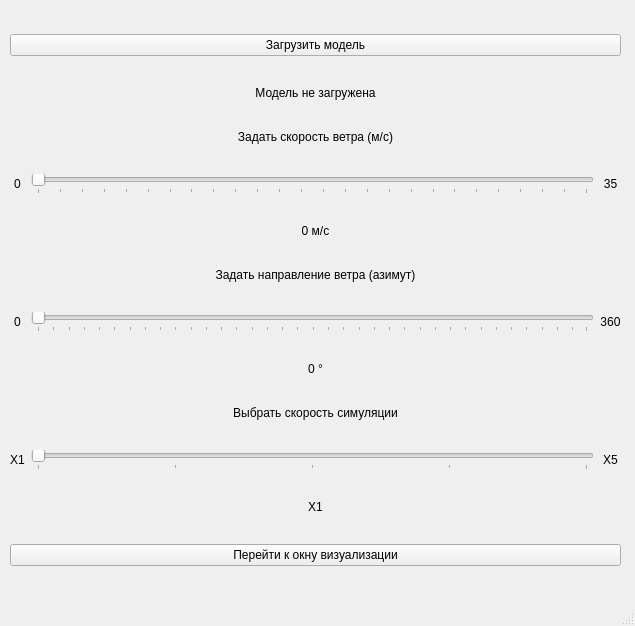
PajiloyLis/BMSTU-CG-CP, file inc/main_window.ui: the form before one commit.
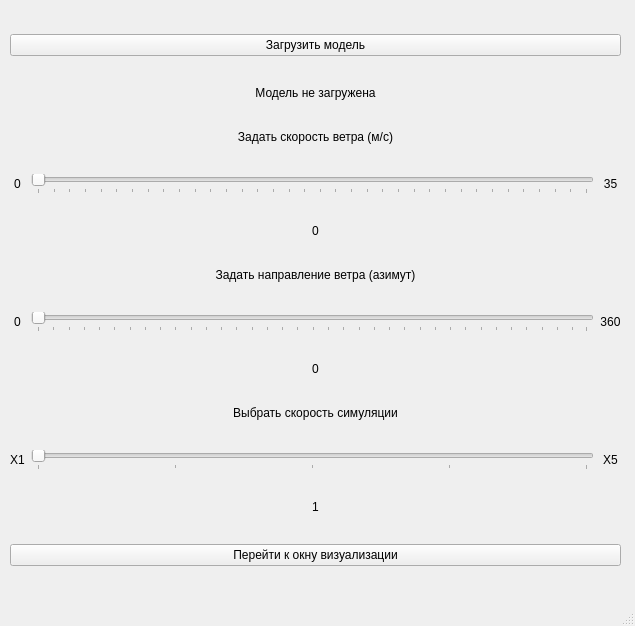
The form after the commit.

The edit to the form file:
```diff
--- a/inc/main_window.ui
+++ b/inc/main_window.ui
@@ -128,7 +128,7 @@
         </sizepolicy>
        </property>
        <property name="text">
-        <string>0 °</string>
+        <string>0</string>
        </property>
        <property name="alignment">
         <set>Qt::AlignCenter</set>
@@ -141,7 +141,7 @@
         <number>0</number>
        </property>
        <property name="maximum">
-        <number>25</number>
+        <number>35</number>
        </property>
        <property name="sliderPosition">
         <number>0</number>
@@ -186,7 +186,7 @@
         </sizepolicy>
        </property>
        <property name="text">
-        <string>0 м/с</string>
+        <string>0</string>
        </property>
        <property name="alignment">
         <set>Qt::AlignCenter</set>
@@ -218,7 +218,7 @@
         </sizepolicy>
        </property>
        <property name="text">
-        <string>X1</string>
+        <string>1</string>
        </property>
        <property name="alignment">
         <set>Qt::AlignCenter</set>
```
